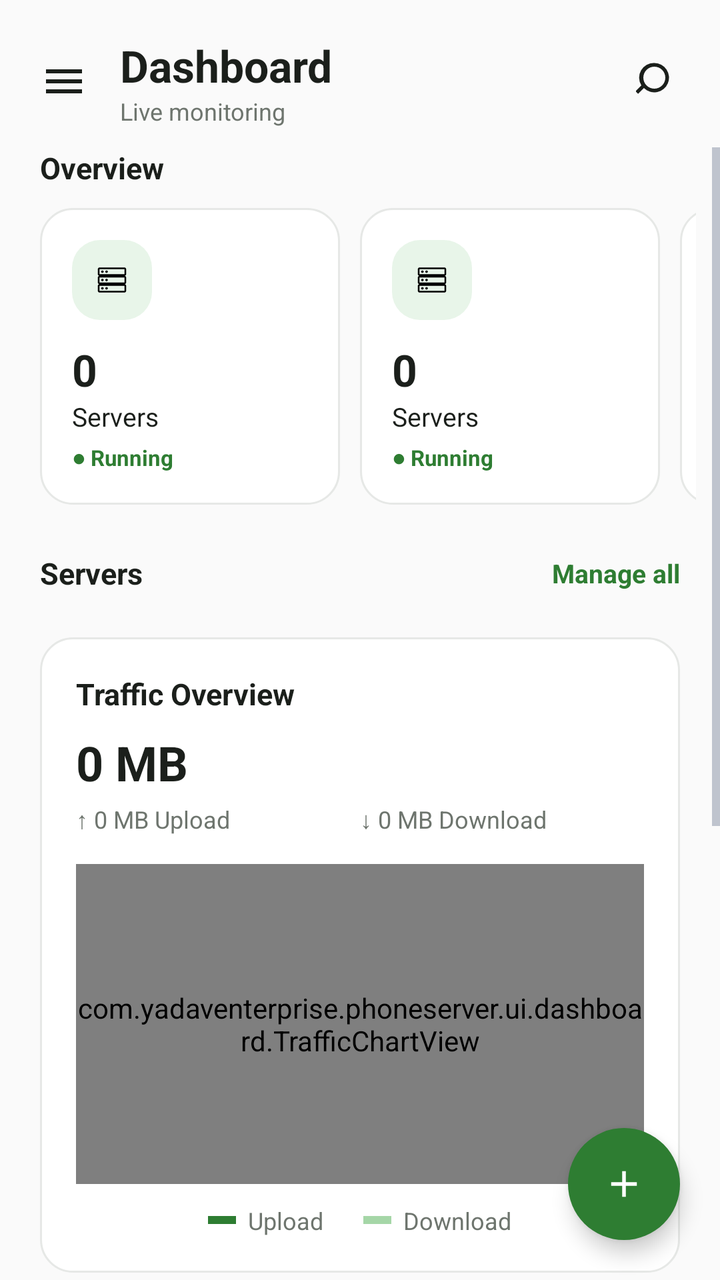
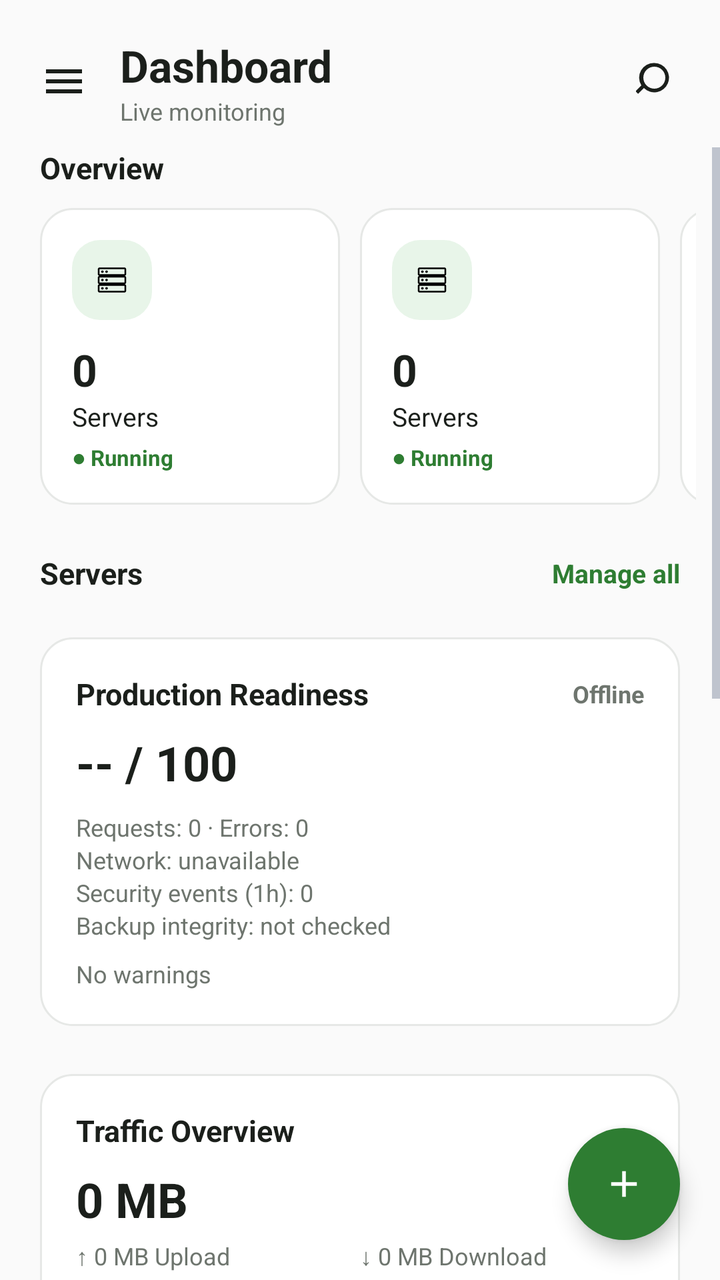

Screens rendered from an Android XML layout before and after an edit, with the pre-edit source and the edit as a unified diff.
<!-- AndroidManifest.xml: application theme Theme.PhoneServer -->
<!-- res/layout/fragment_dashboard.xml -->
<?xml version="1.0" encoding="utf-8"?>
<androidx.coordinatorlayout.widget.CoordinatorLayout xmlns:android="http://schemas.android.com/apk/res/android"
    xmlns:app="http://schemas.android.com/apk/res-auto"
    android:layout_width="match_parent"
    android:layout_height="match_parent"
    android:background="@color/home_bg">

    <LinearLayout
        android:layout_width="match_parent"
        android:layout_height="match_parent"
        android:orientation="vertical"
        >

        
        <LinearLayout
            android:layout_width="match_parent"
            android:layout_height="wrap_content"
            android:orientation="horizontal"
            android:gravity="center_vertical"
            android:paddingStart="20dp"
            android:paddingEnd="20dp"
            android:paddingTop="18dp"
            android:paddingBottom="10dp">

            <ImageView
                android:id="@+id/menu_button"
                android:layout_width="24dp"
                android:layout_height="24dp"
                android:src="@drawable/ic_menu" />

            <LinearLayout
                android:layout_width="0dp"
                android:layout_height="wrap_content"
                android:layout_weight="1"
                android:orientation="vertical"
                android:layout_marginStart="16dp">

                <TextView
                    android:layout_width="wrap_content"
                    android:layout_height="wrap_content"
                    android:text="Dashboard"
                    android:textColor="@color/home_text_primary"
                    android:textSize="22sp"
                    android:textStyle="bold" />

                <TextView
                    android:id="@+id/dashboard_subtitle"
                    android:layout_width="wrap_content"
                    android:layout_height="wrap_content"
                    android:text="Live monitoring"
                    android:textColor="@color/home_text_secondary"
                    android:textSize="12sp" />
            </LinearLayout>

            <ImageView
                android:id="@+id/refresh_button"
                android:layout_width="22dp"
                android:layout_height="22dp"
                android:src="@drawable/ic_search" />
        </LinearLayout>

        <ScrollView
            android:layout_width="match_parent"
            android:layout_height="0dp"
            android:layout_weight="1"
            android:fillViewport="true">

            <LinearLayout
                android:layout_width="match_parent"
                android:layout_height="wrap_content"
                android:orientation="vertical"
                android:paddingBottom="24dp">

                <TextView
                    android:layout_width="wrap_content"
                    android:layout_height="wrap_content"
                    android:text="Overview"
                    android:textColor="@color/home_text_primary"
                    android:textSize="15sp"
                    android:textStyle="bold"
                    android:paddingStart="20dp"
                    android:layout_marginBottom="10dp" />

                <HorizontalScrollView
                    android:layout_width="match_parent"
                    android:layout_height="wrap_content"
                    android:scrollbars="none"
                    android:paddingStart="20dp"
                    android:paddingEnd="12dp"
                    android:layout_marginBottom="24dp">

                    <LinearLayout
                        android:layout_width="wrap_content"
                        android:layout_height="wrap_content"
                        android:orientation="horizontal">

                        <include android:id="@+id/stat_servers" layout="@layout/item_overview_stat" />
                        <include android:id="@+id/stat_clients" layout="@layout/item_overview_stat" />
                        <include android:id="@+id/stat_traffic" layout="@layout/item_overview_stat" />
                        <include android:id="@+id/stat_api" layout="@layout/item_overview_stat" />
                    </LinearLayout>
                </HorizontalScrollView>

                <LinearLayout
                    android:layout_width="match_parent"
                    android:layout_height="wrap_content"
                    android:orientation="vertical"
                    android:paddingStart="20dp"
                    android:paddingEnd="20dp">

                    <LinearLayout
                        android:layout_width="match_parent"
                        android:layout_height="wrap_content"
                        android:orientation="horizontal"
                        android:gravity="center_vertical"
                        android:layout_marginBottom="12dp">

                        <TextView
                            android:layout_width="0dp"
                            android:layout_height="wrap_content"
                            android:layout_weight="1"
                            android:text="Servers"
                            android:textColor="@color/home_text_primary"
                            android:textSize="15sp"
                            android:textStyle="bold" />

                        <TextView
                            android:id="@+id/manage_all_button"
                            android:layout_width="wrap_content"
                            android:layout_height="wrap_content"
                            android:text="Manage all"
                            android:textColor="@color/home_accent"
                            android:textSize="13sp"
                            android:textStyle="bold" />
                    </LinearLayout>

                    <LinearLayout
                        android:id="@+id/servers_container"
                        android:layout_width="match_parent"
                        android:layout_height="wrap_content"
                        android:orientation="vertical" />

                    
                    <LinearLayout
                        android:layout_width="match_parent"
                        android:layout_height="wrap_content"
                        android:orientation="vertical"
                        android:background="@drawable/bg_home_card"
                        android:padding="18dp"
                        android:layout_marginTop="10dp"
                        android:layout_marginBottom="14dp">

                        <TextView
                            android:layout_width="match_parent"
                            android:layout_height="wrap_content"
                            android:text="Traffic Overview"
                            android:textColor="@color/home_text_primary"
                            android:textSize="15sp"
                            android:textStyle="bold" />

                        <TextView
                            android:id="@+id/traffic_total_value"
                            android:layout_width="wrap_content"
                            android:layout_height="wrap_content"
                            android:text="0 MB"
                            android:textColor="@color/home_text_primary"
                            android:textSize="24sp"
                            android:textStyle="bold"
                            android:layout_marginTop="8dp" />

                        <LinearLayout
                            android:layout_width="match_parent"
                            android:layout_height="wrap_content"
                            android:orientation="horizontal"
                            android:layout_marginTop="4dp"
                            android:layout_marginBottom="14dp">

                            <TextView
                                android:id="@+id/traffic_up_value"
                                android:layout_width="0dp"
                                android:layout_height="wrap_content"
                                android:layout_weight="1"
                                android:text="↑ 0 MB Upload"
                                android:textColor="@color/home_text_secondary"
                                android:textSize="12sp" />

                            <TextView
                                android:id="@+id/traffic_down_value"
                                android:layout_width="0dp"
                                android:layout_height="wrap_content"
                                android:layout_weight="1"
                                android:text="↓ 0 MB Download"
                                android:textColor="@color/home_text_secondary"
                                android:textSize="12sp" />
                        </LinearLayout>

                        <com.yadaventerprise.phoneserver.ui.dashboard.TrafficChartView
                            android:id="@+id/traffic_chart"
                            android:layout_width="match_parent"
                            android:layout_height="160dp" />

                        <LinearLayout
                            android:layout_width="match_parent"
                            android:layout_height="wrap_content"
                            android:orientation="horizontal"
                            android:gravity="center"
                            android:layout_marginTop="10dp">

                            <View
                                android:layout_width="14dp"
                                android:layout_height="4dp"
                                android:background="@color/home_accent" />
                            <TextView
                                android:layout_width="wrap_content"
                                android:layout_height="wrap_content"
                                android:text="Upload"
                                android:textColor="@color/home_text_secondary"
                                android:textSize="12sp"
                                android:layout_marginStart="6dp"
                                android:layout_marginEnd="20dp" />

                            <View
                                android:layout_width="14dp"
                                android:layout_height="4dp"
                                android:background="#A5D6A7" />
                            <TextView
                                android:layout_width="wrap_content"
                                android:layout_height="wrap_content"
                                android:text="Download"
                                android:textColor="@color/home_text_secondary"
                                android:textSize="12sp"
                                android:layout_marginStart="6dp" />
                        </LinearLayout>
                    </LinearLayout>

                    
                    <LinearLayout
                        android:layout_width="match_parent"
                        android:layout_height="wrap_content"
                        android:orientation="vertical"
                        android:background="@drawable/bg_home_card"
                        android:padding="18dp"
                        android:layout_marginBottom="14dp">

                        <TextView
                            android:layout_width="match_parent"
                            android:layout_height="wrap_content"
                            android:text="API Calls"
                            android:textColor="@color/home_text_primary"
                            android:textSize="15sp"
                            android:textStyle="bold" />

                        <TextView
                            android:id="@+id/api_total_value"
                            android:layout_width="wrap_content"
                            android:layout_height="wrap_content"
                            android:text="0"
                            android:textColor="@color/home_text_primary"
                            android:textSize="24sp"
                            android:textStyle="bold"
                            android:layout_marginTop="8dp" />

                        <TextView
                            android:layout_width="wrap_content"
                            android:layout_height="wrap_content"
                            android:text="Total Calls"
                            android:textColor="@color/home_text_secondary"
                            android:textSize="12sp"
                            android:layout_marginBottom="14dp" />

                        <TextView
                            android:layout_width="match_parent"
                            android:layout_height="wrap_content"
                            android:text="Top Endpoints"
                            android:textColor="@color/home_text_primary"
                            android:textSize="13sp"
                            android:textStyle="bold"
                            android:layout_marginBottom="4dp" />

                        <LinearLayout
                            android:id="@+id/endpoints_container"
                            android:layout_width="match_parent"
                            android:layout_height="wrap_content"
                            android:orientation="vertical" />

                        <TextView
                            android:id="@+id/endpoints_empty_text"
                            android:layout_width="match_parent"
                            android:layout_height="wrap_content"
                            android:text="No API calls yet"
                            android:textColor="@color/home_text_secondary"
                            android:textSize="13sp"
                            android:paddingTop="6dp"
                            android:visibility="gone" />
                    </LinearLayout>

                    
                    <LinearLayout
                        android:layout_width="match_parent"
                        android:layout_height="wrap_content"
                        android:orientation="vertical"
                        android:background="@drawable/bg_home_card"
                        android:padding="18dp"
                        android:layout_marginBottom="14dp">

                        <TextView
                            android:layout_width="match_parent"
                            android:layout_height="wrap_content"
                            android:text="Connected Clients"
                            android:textColor="@color/home_text_primary"
                            android:textSize="15sp"
                            android:textStyle="bold"
                            android:layout_marginBottom="6dp" />

                        <LinearLayout
                            android:id="@+id/clients_container"
                            android:layout_width="match_parent"
                            android:layout_height="wrap_content"
                            android:orientation="vertical" />

                        <TextView
                            android:id="@+id/clients_empty_text"
                            android:layout_width="match_parent"
                            android:layout_height="wrap_content"
                            android:text="No clients have connected yet"
                            android:textColor="@color/home_text_secondary"
                            android:textSize="13sp"
                            android:paddingTop="6dp"
                            android:visibility="gone" />

                        <View
                            android:layout_width="match_parent"
                            android:layout_height="1dp"
                            android:background="@color/home_divider"
                            android:layout_marginTop="6dp"
                            android:layout_marginBottom="10dp" />

                        <LinearLayout
                            android:layout_width="match_parent"
                            android:layout_height="wrap_content"
                            android:orientation="horizontal">

                            <TextView
                                android:id="@+id/clients_total_text"
                                android:layout_width="0dp"
                                android:layout_height="wrap_content"
                                android:layout_weight="1"
                                android:text="Total 0 clients"
                                android:textColor="@color/home_text_secondary"
                                android:textSize="12sp" />

                            <TextView
                                android:id="@+id/clients_active_text"
                                android:layout_width="wrap_content"
                                android:layout_height="wrap_content"
                                android:text="0 Active"
                                android:textColor="@color/home_accent"
                                android:textSize="12sp"
                                android:textStyle="bold" />
                        </LinearLayout>
                    </LinearLayout>

                    
                    <LinearLayout
                        android:layout_width="match_parent"
                        android:layout_height="wrap_content"
                        android:orientation="vertical"
                        android:background="@drawable/bg_home_card"
                        android:padding="18dp"
                        android:layout_marginBottom="10dp">

                        <TextView
                            android:layout_width="match_parent"
                            android:layout_height="wrap_content"
                            android:text="Recent Activity"
                            android:textColor="@color/home_text_primary"
                            android:textSize="15sp"
                            android:textStyle="bold"
                            android:layout_marginBottom="6dp" />

                        <LinearLayout
                            android:id="@+id/activity_container"
                            android:layout_width="match_parent"
                            android:layout_height="wrap_content"
                            android:orientation="vertical" />

                        <TextView
                            android:id="@+id/activity_empty_text"
                            android:layout_width="match_parent"
                            android:layout_height="wrap_content"
                            android:text="No activity yet"
                            android:textColor="@color/home_text_secondary"
                            android:textSize="13sp"
                            android:paddingTop="6dp"
                            android:visibility="gone" />
                    </LinearLayout>

                </LinearLayout>
            </LinearLayout>
        </ScrollView>
    </LinearLayout>

    
    <FrameLayout
        android:id="@+id/fab_add"
        android:layout_width="56dp"
        android:layout_height="56dp"
        android:layout_gravity="bottom|end"
        android:layout_marginEnd="20dp"
        android:layout_marginBottom="20dp"
        android:background="@drawable/bg_fab_circle"
        android:elevation="6dp">
        <ImageView
            android:layout_width="22dp"
            android:layout_height="22dp"
            android:layout_gravity="center"
            android:src="@drawable/ic_add" />
    </FrameLayout>


</androidx.coordinatorlayout.widget.CoordinatorLayout>
<!-- res/layout/item_overview_stat.xml (included above) -->
<?xml version="1.0" encoding="utf-8"?>
<LinearLayout xmlns:android="http://schemas.android.com/apk/res/android"
    android:layout_width="150dp"
    android:layout_height="wrap_content"
    android:orientation="vertical"
    android:background="@drawable/bg_home_card"
    android:padding="16dp"
    android:layout_marginEnd="10dp">

    <FrameLayout
        android:layout_width="40dp"
        android:layout_height="40dp"
        android:background="@drawable/bg_home_icon_circle">
        <ImageView
            android:id="@+id/stat_icon"
            android:layout_width="20dp"
            android:layout_height="20dp"
            android:layout_gravity="center"
            android:src="@drawable/ic_server_stack" />
    </FrameLayout>

    <TextView
        android:id="@+id/stat_value"
        android:layout_width="wrap_content"
        android:layout_height="wrap_content"
        android:text="0"
        android:textColor="@color/home_text_primary"
        android:textSize="22sp"
        android:textStyle="bold"
        android:layout_marginTop="10dp" />

    <TextView
        android:id="@+id/stat_label"
        android:layout_width="wrap_content"
        android:layout_height="wrap_content"
        android:text="Servers"
        android:textColor="@color/home_text_primary"
        android:textSize="13sp" />

    <TextView
        android:id="@+id/stat_sub"
        android:layout_width="wrap_content"
        android:layout_height="wrap_content"
        android:text="● Running"
        android:textColor="@color/home_accent"
        android:textSize="11sp"
        android:textStyle="bold"
        android:layout_marginTop="4dp" />

</LinearLayout>
<!-- resources referenced by this layout -->
<resources>
  <color name="home_accent">#2E7D32</color>
  <color name="home_bg">#FAFAFA</color>
  <color name="home_divider">#EDEFED</color>
  <color name="home_text_primary">#1B1F1B</color>
  <color name="home_text_secondary">#6E756E</color>
  <!-- drawable bg_fab_circle (drawable) -->
  <shape xmlns:android="http://schemas.android.com/apk/res/android">
      <solid android:color="@color/home_accent" />
      <corners android:radius="28dp" />
  </shape>
  <!-- drawable bg_home_card (drawable) -->
  <shape xmlns:android="http://schemas.android.com/apk/res/android">
      <solid android:color="@color/home_surface" />
      <corners android:radius="16dp" />
      <stroke android:width="1dp" android:color="@color/home_border" />
  </shape>
  <!-- drawable bg_home_icon_circle (drawable) -->
  <shape xmlns:android="http://schemas.android.com/apk/res/android">
      <solid android:color="@color/home_accent_light" />
      <corners android:radius="14dp" />
  </shape>
  <!-- drawable ic_add (drawable) -->
  <vector xmlns:android="http://schemas.android.com/apk/res/android"
      android:width="24dp" android:height="24dp" android:viewportWidth="24" android:viewportHeight="24">
      <path android:fillColor="#FFFFFF" android:pathData="M11,5h2v14h-2z"/>
      <path android:fillColor="#FFFFFF" android:pathData="M5,11h14v2H5z"/>
  </vector>
  <!-- drawable ic_menu (drawable) -->
  <vector xmlns:android="http://schemas.android.com/apk/res/android"
      android:width="24dp" android:height="24dp" android:viewportWidth="24" android:viewportHeight="24">
      <path android:fillColor="#1B1F1B" android:pathData="M3,6h18v2H3zM3,11h18v2H3zM3,16h18v2H3z"/>
  </vector>
  <!-- drawable ic_search (drawable) -->
  <vector xmlns:android="http://schemas.android.com/apk/res/android"
      android:width="24dp" android:height="24dp" android:viewportWidth="24" android:viewportHeight="24">
      <path android:fillColor="#1B1F1B" android:pathData="M10,4a6,6 0,1 0,0 12,6 6,0 0,0 0,-12zM10,2a8,8 0,1 1,-5.66 13.66l-3.17,3.17 -1.41,-1.41 3.17,-3.17A8,8 0,0 1,10 2z"/>
  </vector>
  <!-- drawable ic_server_stack: vector/xml drawable (drawable, 2673 chars, omitted) -->
  <style name="Theme.PhoneServer" parent="Theme.MaterialComponents.DayNight.NoActionBar">
          <item name="android:colorBackground">@color/bg_dark</item>
          <item name="android:textColorPrimary">@color/text_primary</item>
          <item name="android:textColorSecondary">@color/text_secondary</item>
          <item name="android:statusBarColor">@color/bg_dark</item>
          <item name="android:navigationBarColor">@color/bg_dark</item>
          <item name="android:windowBackground">@color/bg_dark</item>
          <item name="android:windowSoftInputMode">adjustResize</item>
          <item name="colorPrimary">@color/accent</item>
          <item name="colorPrimaryDark">@color/bg_dark</item>
          <item name="colorAccent">@color/accent</item>
      </style>
  <color name="home_surface">#FFFFFF</color>
  <color name="home_border">#E6E8E6</color>
  <color name="home_accent_light">#E8F5E9</color>
  <color name="bg_dark">#0D0F14</color>
  <color name="text_primary">#F2F4F8</color>
  <color name="text_secondary">#8A93A6</color>
  <color name="accent">#2979FF</color>
</resources>

<!-- the commit's change to res/layout/fragment_dashboard.xml (unified diff, before → after) -->
@@ -139,6 +139,99 @@
                         android:layout_width="match_parent"
                         android:layout_height="wrap_content"
                         android:orientation="vertical" />
+
+                    <LinearLayout
+                        android:layout_width="match_parent"
+                        android:layout_height="wrap_content"
+                        android:orientation="vertical"
+                        android:background="@drawable/bg_home_card"
+                        android:padding="18dp"
+                        android:layout_marginTop="10dp"
+                        android:layout_marginBottom="14dp">
+
+                        <LinearLayout
+                            android:layout_width="match_parent"
+                            android:layout_height="wrap_content"
+                            android:orientation="horizontal"
+                            android:gravity="center_vertical">
+
+                            <TextView
+                                android:layout_width="0dp"
+                                android:layout_height="wrap_content"
+                                android:layout_weight="1"
+                                android:text="Production Readiness"
+                                android:textColor="@color/home_text_primary"
+                                android:textSize="15sp"
+                                android:textStyle="bold" />
+
+                            <TextView
+                                android:id="@+id/production_status_pill"
+                                android:layout_width="wrap_content"
+                                android:layout_height="wrap_content"
+                                android:text="Offline"
+                                android:textColor="@color/home_text_secondary"
+                                android:textSize="12sp"
+                                android:textStyle="bold" />
+                        </LinearLayout>
+
+                        <TextView
+                            android:id="@+id/production_health_value"
+                            android:layout_width="wrap_content"
+                            android:layout_height="wrap_content"
+                            android:text="-- / 100"
+                            android:textColor="@color/home_text_primary"
+                            android:textSize="24sp"
+                            android:textStyle="bold"
+                            android:layout_marginTop="8dp" />
+
+                        <LinearLayout
+                            android:layout_width="match_parent"
+                            android:layout_height="wrap_content"
+                            android:orientation="vertical"
+                            android:layout_marginTop="8dp">
+
+                            <TextView
+                                android:id="@+id/production_errors_value"
+                                android:layout_width="match_parent"
+                                android:layout_height="wrap_content"
+                                android:text="Requests: 0 · Errors: 0"
+                                android:textColor="@color/home_text_secondary"
+                                android:textSize="12sp" />
+
+                            <TextView
+                                android:id="@+id/production_network_value"
+                                android:layout_width="match_parent"
+                                android:layout_height="wrap_content"
+                                android:text="Network: unavailable"
+                                android:textColor="@color/home_text_secondary"
+                                android:textSize="12sp" />
+
+                            <TextView
+                                android:id="@+id/production_security_value"
+                                android:layout_width="match_parent"
+                                android:layout_height="wrap_content"
+                                android:text="Security events (1h): 0"
+                                android:textColor="@color/home_text_secondary"
+                                android:textSize="12sp" />
+
+                            <TextView
+                                android:id="@+id/production_backup_value"
+                                android:layout_width="match_parent"
+                                android:layout_height="wrap_content"
+                                android:text="Backup integrity: not checked"
+                                android:textColor="@color/home_text_secondary"
+                                android:textSize="12sp" />
+                        </LinearLayout>
+
+                        <TextView
+                            android:id="@+id/production_warnings_text"
+                            android:layout_width="match_parent"
+                            android:layout_height="wrap_content"
+                            android:text="No warnings"
+                            android:textColor="@color/home_text_secondary"
+                            android:textSize="12sp"
+                            android:layout_marginTop="8dp" />
+                    </LinearLayout>
 
                     
                     <LinearLayout
